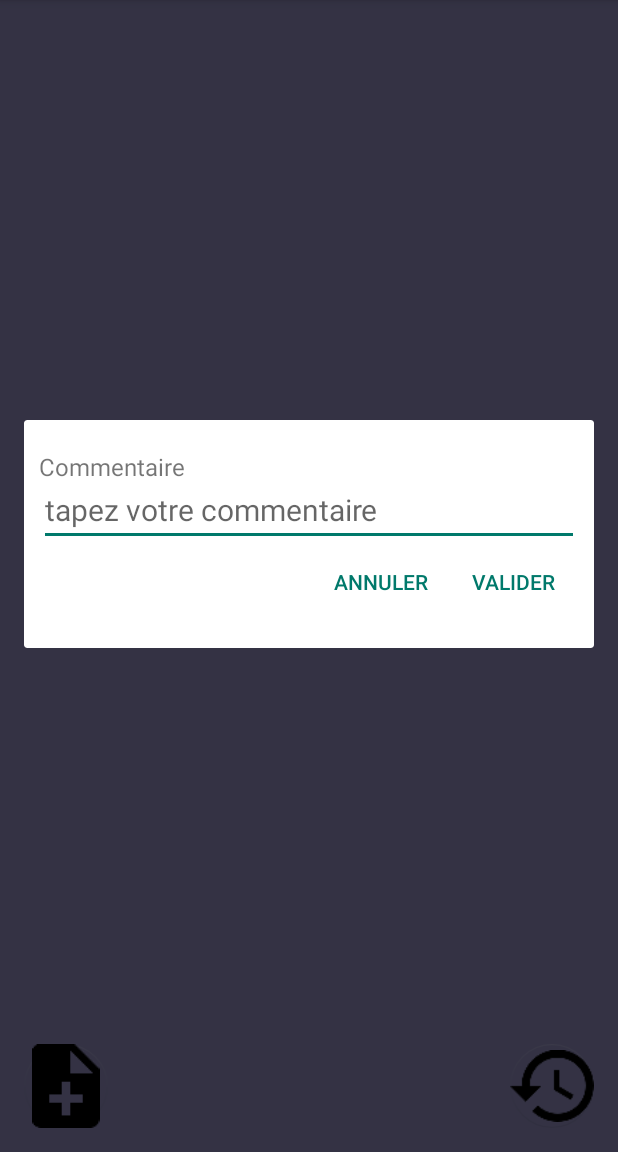
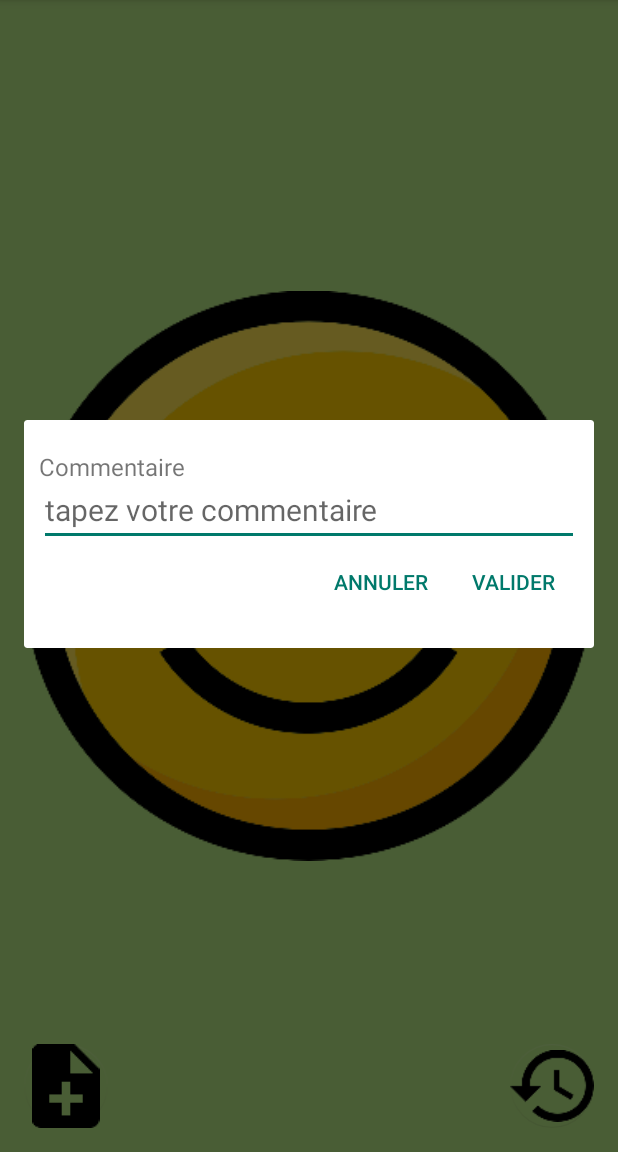
Before and after one commit to tboutisseau/MoodTracker, an Android app: the screen it shows after launch (MainActivity), after a tap on an icon or button, on a phone screen of 412 x 824 dp, the part 84-1236 px from its top. Run offline under Robolectric (Android 15) with nearby library versions, the phone set to English and light mode, and no system bars; 3 statements that could not run were skipped.

Commit message:
Coded the functionnality to play sound on mood change using SoundPool and PageChangeListener on the Viewpager.

```diff
--- a/app/src/main/java/com/tboutisseau/moodtracker/Controllers/Activities/MainActivity.java
+++ b/app/src/main/java/com/tboutisseau/moodtracker/Controllers/Activities/MainActivity.java
@@ -3,7 +3,11 @@ package com.tboutisseau.moodtracker.Controllers.Activities;
 import android.app.AlarmManager;
 import android.app.PendingIntent;
 import android.content.Intent;
+import android.media.AudioAttributes;
+import android.media.AudioManager;
 import android.media.MediaPlayer;
+import android.media.SoundPool;
+import android.os.Build;
 import android.os.Bundle;
 import android.support.design.widget.FloatingActionButton;
 import android.support.v4.view.ViewPager;
@@ -29,6 +33,9 @@ public class MainActivity extends AppCompatActivity {
 
     //// Declaring variables
     private List<Mood> moodsList;
+    private MediaPlayer mediaPlayer;
+    private SoundPool soundPool;
+    private int sadSound, disappointedSound, normalSound, happySound, superHappySound;
 
     // request code for the alarms pending intent
     public static final int ALARM_CODE = 3;
@@ -42,6 +49,8 @@ public class MainActivity extends AppCompatActivity {
         final FloatingActionButton addCommentButton = findViewById(R.id.add_comment_button);
 
         initData();
+
+        setUpSoundPool();
 
         setUpViewPager();
 
@@ -93,17 +102,28 @@ public class MainActivity extends AppCompatActivity {
         // Set Happy mood as default
         viewPager.setCurrentItem(3);
 
+
         VerticalViewPager.OnPageChangeListener pageChangeListener = new ViewPager.SimpleOnPageChangeListener() {
 
             @Override
             public void onPageSelected(int position) {
+
                 switch (position) {
                     case 0 :
                         Toast.makeText(MainActivity.this, "Page 0", Toast.LENGTH_SHORT).show();
-                        playSound(R.raw.nobook);
+                        playSound(sadSound);
                         break;
                     case 1 :
-                        playSound(R.raw.open);
+                        playSound(disappointedSound);
+                        break;
+                    case 2 :
+                        playSound(normalSound);
+                        break;
+                    case 3 :
+                        playSound(happySound);
+                        break;
+                    case 4 :
+                        playSound(superHappySound);
                         break;
                 }
             }
@@ -112,9 +132,47 @@ public class MainActivity extends AppCompatActivity {
         viewPager.addOnPageChangeListener(pageChangeListener);
     }
 
-    public void playSound(int fileName) {
-        MediaPlayer mediaPlayer = MediaPlayer.create(MainActivity.this, fileName);
-        mediaPlayer.start();
+    /**
+     * Method to prepare the SoundPool with the 5 sounds
+     */
+    public void setUpSoundPool() {
+        // Check if the SoundPool already exists and create a new one if not.
+        if (soundPool == null) {
+            if (Build.VERSION.SDK_INT >= Build.VERSION_CODES.LOLLIPOP) {
+                AudioAttributes audioAttributes = new AudioAttributes.Builder()
+                        .setUsage(AudioAttributes.USAGE_ASSISTANCE_SONIFICATION)
+                        .setContentType(AudioAttributes.CONTENT_TYPE_SONIFICATION)
+                        .build();
+
+                soundPool = new SoundPool.Builder()
+                        .setMaxStreams(5)
+                        .setAudioAttributes(audioAttributes)
+                        .build();
+
+            } else {
+                soundPool = new SoundPool(5, AudioManager.STREAM_MUSIC, 1);
+            }
+        }
+
+        sadSound = soundPool.load(this, R.raw.sound1,1);
+        disappointedSound = soundPool.load(this, R.raw.sound2, 1);
+        normalSound = soundPool.load(this, R.raw.sound3, 1);
+        happySound = soundPool.load(this, R.raw.sound4, 1);
+        superHappySound = soundPool.load(this, R.raw.sound5, 1);
+    }
+
+    /**
+     * Method to play a sound. Checks if the sounds are loaded in the SoundPool first.
+     * @param sound
+     */
+    public void playSound(final int sound) {
+        soundPool.setOnLoadCompleteListener(new SoundPool.OnLoadCompleteListener() {
+            @Override
+            public void onLoadComplete(SoundPool soundPool, int sampleId,
+                                       int status) {
+                soundPool.play(sound, 1, 1, 0, 0, 1);
+            }
+        });
     }
 
 
@@ -181,4 +239,12 @@ public class MainActivity extends AppCompatActivity {
         Intent intent = new Intent(this, HistoryActivity.class);
         startActivity(intent);
     }
+
+    // Release the soundpool when the activity stops to free up memory
+    @Override
+    public void onStop() {
+        super.onStop();
+        soundPool.release();
+        soundPool = null;
+    }
 }
--- a/app/src/main/java/com/tboutisseau/moodtracker/Controllers/Fragments/MoodFragment.java
+++ b/app/src/main/java/com/tboutisseau/moodtracker/Controllers/Fragments/MoodFragment.java
@@ -3,6 +3,7 @@ package com.tboutisseau.moodtracker.Controllers.Fragments;
 
 import android.os.Bundle;
 import android.os.Parcelable;
+import android.support.constraint.ConstraintLayout;
 import android.support.v4.app.Fragment;
 import android.view.LayoutInflater;
 import android.view.View;
@@ -22,7 +23,7 @@ import java.util.ArrayList;
  */
 public class MoodFragment extends Fragment {
 
-    private LinearLayout rootView;
+    private ConstraintLayout rootView;
     private ImageView imageView;
     private Mood mood;
 
@@ -65,7 +66,7 @@ public class MoodFragment extends Fragment {
         imageView = view.findViewById(R.id.mood_icon_imageview);
 
         // Set the widgets with the proper values
-        rootView.setBackgroundColor(mood.getMoodBackgroundColor());
+        rootView.setBackgroundResource(mood.getMoodBackgroundColor());
         imageView.setImageResource(mood.getMoodIcon());
 
         return view;
--- a/app/src/main/java/com/tboutisseau/moodtracker/Models/Mood.java
+++ b/app/src/main/java/com/tboutisseau/moodtracker/Models/Mood.java
@@ -21,9 +21,9 @@ public class Mood {
      * @param comment
      *
      */
-    public Mood (int moodIcon, int moodBackgroundColor, int moodSound, String comment) {
+    public Mood (int moodBackgroundColor, int moodIcon, int moodSound, String comment) {
+        this.moodBackgroundColor = moodBackgroundColor;
         this.moodIcon = moodIcon;
-        this.moodBackgroundColor = moodBackgroundColor;
         this.moodSound = moodSound;
         this.comment = comment;
     }
--- a/app/src/main/res/layout/fragment_mood.xml
+++ b/app/src/main/res/layout/fragment_mood.xml
@@ -1,16 +1,25 @@
 <?xml version="1.0" encoding="utf-8"?>
-<LinearLayout xmlns:android="http://schemas.android.com/apk/res/android"
+<android.support.constraint.ConstraintLayout xmlns:android="http://schemas.android.com/apk/res/android"
+    xmlns:app="http://schemas.android.com/apk/res-auto"
+    xmlns:tools="http://schemas.android.com/tools"
     android:id="@+id/fragment_mood_rootview"
-    xmlns:tools="http://schemas.android.com/tools"
     android:layout_width="match_parent"
     android:layout_height="match_parent"
-    android:orientation="vertical"
-    android:gravity="center">
+    android:gravity="center"
+    android:orientation="vertical">
 
     <ImageView
-        android:layout_width="wrap_content"
-        android:layout_height="wrap_content"
         android:id="@+id/mood_icon_imageview"
-        />
+        android:layout_width="0dp"
+        android:layout_height="0dp"
+        android:layout_marginStart="16dp"
+        android:layout_marginTop="16dp"
+        android:layout_marginEnd="16dp"
+        android:layout_marginBottom="16dp"
+        app:layout_constraintBottom_toBottomOf="parent"
+        app:layout_constraintEnd_toEndOf="parent"
+        app:layout_constraintStart_toStartOf="parent"
+        app:layout_constraintTop_toTopOf="parent"
+        app:layout_constraintVertical_bias="0.49" />
 
-</LinearLayout>
+</android.support.constraint.ConstraintLayout>
```
Also changed, not shown: 6 other files.
